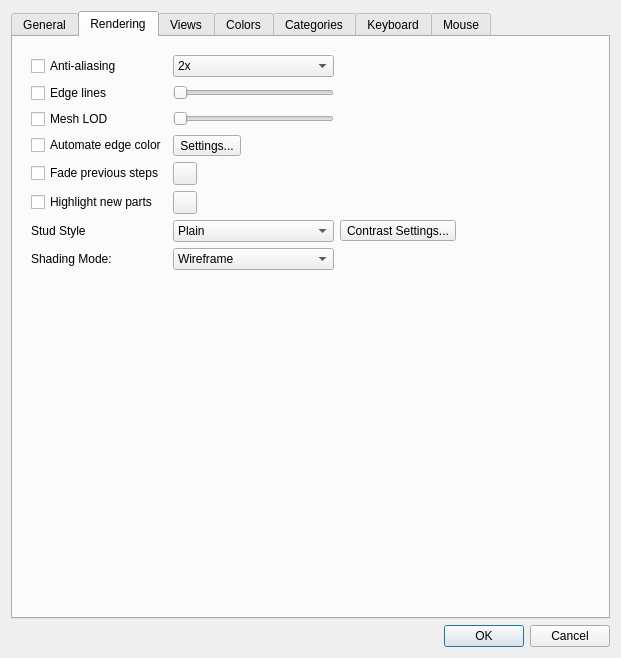
Before: the Qt Designer form qt/lc_qpreferencesdialog.ui in leozide/leocad, drawn with Qt 5.
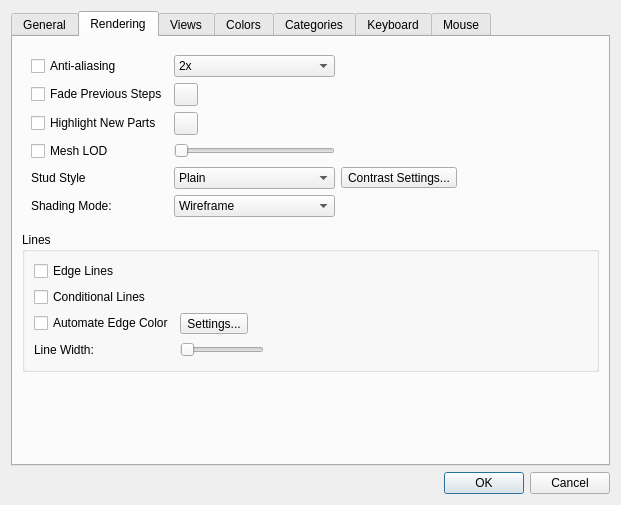
After: the same form once the commit is applied. The open tabs and pages were chosen to show the change. Icons and pictures are not drawn.

Commit message: Added conditional lines option.

The edit to the form file:
```diff
--- a/qt/lc_qpreferencesdialog.ui
+++ b/qt/lc_qpreferencesdialog.ui
@@ -7,7 +7,7 @@
     <x>0</x>
     <y>0</y>
     <width>621</width>
-    <height>658</height>
+    <height>503</height>
    </rect>
   </property>
   <property name="windowTitle">
@@ -333,7 +333,77 @@
        <item>
         <widget class="QWidget" name="widget" native="true">
          <layout class="QGridLayout" name="gridLayout">
-          <item row="11" column="0">
+          <item row="13" column="2">
+           <widget class="QToolButton" name="HighContrastButton">
+            <property name="text">
+             <string>Contrast Settings...</string>
+            </property>
+           </widget>
+          </item>
+          <item row="14" column="1">
+           <widget class="QComboBox" name="ShadingMode">
+            <item>
+             <property name="text">
+              <string>Wireframe</string>
+             </property>
+            </item>
+            <item>
+             <property name="text">
+              <string>Flat Shading</string>
+             </property>
+            </item>
+            <item>
+             <property name="text">
+              <string>Default Lights</string>
+             </property>
+            </item>
+           </widget>
+          </item>
+          <item row="13" column="1">
+           <widget class="QComboBox" name="studStyleCombo">
+            <item>
+             <property name="text">
+              <string>Plain</string>
+             </property>
+            </item>
+            <item>
+             <property name="text">
+              <string>Thin Lines Logo</string>
+             </property>
+            </item>
+            <item>
+             <property name="text">
+              <string>Outline Logo</string>
+             </property>
+            </item>
+            <item>
+             <property name="text">
+              <string>Sharp Top Logo</string>
+             </property>
+            </item>
+            <item>
+             <property name="text">
+              <string>Rounded Top Logo</string>
+             </property>
+            </item>
+            <item>
+             <property name="text">
+              <string>Flattened Logo</string>
+             </property>
+            </item>
+            <item>
+             <property name="text">
+              <string>High Contrast</string>
+             </property>
+            </item>
+            <item>
+             <property name="text">
+              <string>High Contrast with Logo</string>
+             </property>
+            </item>
+           </widget>
+          </item>
+          <item row="14" column="0">
            <widget class="QLabel" name="label_3">
             <property name="text">
              <string>Shading Mode:</string>
@@ -353,34 +423,13 @@
             </property>
            </spacer>
           </item>
-          <item row="2" column="0">
-           <widget class="QCheckBox" name="edgeLines">
-            <property name="text">
-             <string>Edge lines</string>
-            </property>
-           </widget>
-          </item>
-          <item row="2" column="3">
-           <widget class="QLabel" name="LineWidthLabel">
-            <property name="text">
-             <string/>
-            </property>
-           </widget>
-          </item>
-          <item row="10" column="0">
+          <item row="13" column="0">
            <widget class="QLabel" name="label_24">
             <property name="text">
              <string>Stud Style</string>
             </property>
            </widget>
           </item>
-          <item row="8" column="1">
-           <widget class="QToolButton" name="FadeStepsColor">
-            <property name="text">
-             <string/>
-            </property>
-           </widget>
-          </item>
           <item row="0" column="0">
            <widget class="QCheckBox" name="antiAliasing">
             <property name="text">
@@ -388,50 +437,6 @@
             </property>
            </widget>
           </item>
-          <item row="8" column="0">
-           <widget class="QCheckBox" name="FadeSteps">
-            <property name="text">
-             <string>Fade previous steps</string>
-            </property>
-           </widget>
-          </item>
-          <item row="3" column="0">
-           <widget class="QCheckBox" name="MeshLOD">
-            <property name="text">
-             <string>Mesh LOD</string>
-            </property>
-           </widget>
-          </item>
-          <item row="3" column="1">
-           <widget class="QSlider" name="MeshLODSlider">
-            <property name="sizePolicy">
-             <sizepolicy hsizetype="Minimum" vsizetype="Fixed">
-              <horstretch>0</horstretch>
-              <verstretch>0</verstretch>
-             </sizepolicy>
-            </property>
-            <property name="orientation">
-             <enum>Qt::Horizontal</enum>
-            </property>
-            <property name="tickPosition">
-             <enum>QSlider::NoTicks</enum>
-            </property>
-           </widget>
-          </item>
-          <item row="9" column="1">
-           <widget class="QToolButton" name="HighlightNewPartsColor">
-            <property name="text">
-             <string/>
-            </property>
-           </widget>
-          </item>
-          <item row="9" column="0">
-           <widget class="QCheckBox" name="HighlightNewParts">
-            <property name="text">
-             <string>Highlight new parts</string>
-            </property>
-           </widget>
-          </item>
           <item row="0" column="1">
            <widget class="QComboBox" name="antiAliasingSamples">
             <item>
@@ -451,58 +456,108 @@
             </item>
            </widget>
           </item>
-          <item row="3" column="3">
-           <widget class="QLabel" name="MeshLODLabel">
+          <item row="11" column="1">
+           <widget class="QToolButton" name="HighlightNewPartsColor">
             <property name="text">
              <string/>
             </property>
            </widget>
           </item>
+          <item row="11" column="0">
+           <widget class="QCheckBox" name="HighlightNewParts">
+            <property name="text">
+             <string>Highlight New Parts</string>
+            </property>
+           </widget>
+          </item>
+          <item row="12" column="0">
+           <widget class="QCheckBox" name="MeshLOD">
+            <property name="text">
+             <string>Mesh LOD</string>
+            </property>
+           </widget>
+          </item>
+          <item row="12" column="1">
+           <widget class="QSlider" name="MeshLODSlider">
+            <property name="sizePolicy">
+             <sizepolicy hsizetype="Minimum" vsizetype="Fixed">
+              <horstretch>0</horstretch>
+              <verstretch>0</verstretch>
+             </sizepolicy>
+            </property>
+            <property name="orientation">
+             <enum>Qt::Horizontal</enum>
+            </property>
+            <property name="tickPosition">
+             <enum>QSlider::NoTicks</enum>
+            </property>
+           </widget>
+          </item>
           <item row="10" column="1">
-           <widget class="QComboBox" name="studStyleCombo">
-            <item>
-             <property name="text">
-              <string>Plain</string>
-             </property>
-            </item>
-            <item>
-             <property name="text">
-              <string>Thin Lines Logo</string>
-             </property>
-            </item>
-            <item>
-             <property name="text">
-              <string>Outline Logo</string>
-             </property>
-            </item>
-            <item>
-             <property name="text">
-              <string>Sharp Top Logo</string>
-             </property>
-            </item>
-            <item>
-             <property name="text">
-              <string>Rounded Top Logo</string>
-             </property>
-            </item>
-            <item>
-             <property name="text">
-              <string>Flattened Logo</string>
-             </property>
-            </item>
-            <item>
-             <property name="text">
-              <string>High Contrast</string>
-             </property>
-            </item>
-            <item>
-             <property name="text">
-              <string>High Contrast with Logo</string>
-             </property>
-            </item>
+           <widget class="QToolButton" name="FadeStepsColor">
+            <property name="text">
+             <string/>
+            </property>
            </widget>
           </item>
-          <item row="2" column="1">
+          <item row="10" column="0">
+           <widget class="QCheckBox" name="FadeSteps">
+            <property name="text">
+             <string>Fade Previous Steps</string>
+            </property>
+           </widget>
+          </item>
+          <item row="12" column="2">
+           <widget class="QLabel" name="MeshLODLabel">
+            <property name="text">
+             <string/>
+            </property>
+           </widget>
+          </item>
+         </layout>
+        </widget>
+       </item>
+       <item>
+        <widget class="QGroupBox" name="groupBox_8">
+         <property name="title">
+          <string>Lines</string>
+         </property>
+         <layout class="QGridLayout" name="gridLayout_5">
+          <item row="3" column="2">
+           <widget class="QLabel" name="LineWidthLabel">
+            <property name="text">
+             <string/>
+            </property>
+           </widget>
+          </item>
+          <item row="1" column="0">
+           <widget class="QCheckBox" name="ConditionalLinesCheckBox">
+            <property name="text">
+             <string>Conditional Lines</string>
+            </property>
+           </widget>
+          </item>
+          <item row="3" column="3">
+           <spacer name="horizontalSpacer_9">
+            <property name="orientation">
+             <enum>Qt::Horizontal</enum>
+            </property>
+            <property name="sizeHint" stdset="0">
+             <size>
+              <width>40</width>
+              <height>20</height>
+             </size>
+            </property>
+           </spacer>
+          </item>
+          <item row="3" column="0">
+           <widget class="QLabel" name="label_26">
+            <property name="text">
+             <string>Line Width:</string>
+            </property>
+           </widget>
+          </item>
+          <item row="3" column="1">
            <widget class="QSlider" name="LineWidthSlider">
             <property name="sizePolicy">
              <sizepolicy hsizetype="Minimum" vsizetype="Fixed">
@@ -518,46 +573,27 @@
             </property>
            </widget>
           </item>
-          <item row="7" column="1">
+          <item row="0" column="0">
+           <widget class="QCheckBox" name="edgeLines">
+            <property name="text">
+             <string>Edge Lines</string>
+            </property>
+           </widget>
+          </item>
+          <item row="2" column="0">
+           <widget class="QCheckBox" name="AutomateEdgeColor">
+            <property name="text">
+             <string>Automate Edge Color</string>
+            </property>
+           </widget>
+          </item>
+          <item row="2" column="1">
            <widget class="QToolButton" name="AutomateEdgeColorButton">
             <property name="text">
              <string>Settings...</string>
             </property>
            </widget>
           </item>
-          <item row="7" column="0">
-           <widget class="QCheckBox" name="AutomateEdgeColor">
-            <property name="text">
-             <string>Automate edge color</string>
-            </property>
-           </widget>
-          </item>
-          <item row="10" column="2">
-           <widget class="QToolButton" name="HighContrastButton">
-            <property name="text">
-             <string>Contrast Settings...</string>
-            </property>
-           </widget>
-          </item>
-          <item row="11" column="1">
-           <widget class="QComboBox" name="ShadingMode">
-            <item>
-             <property name="text">
-              <string>Wireframe</string>
-             </property>
-            </item>
-            <item>
-             <property name="text">
-              <string>Flat Shading</string>
-             </property>
-            </item>
-            <item>
-             <property name="text">
-              <string>Default Lights</string>
-             </property>
-            </item>
-           </widget>
-          </item>
          </layout>
         </widget>
        </item>
```
Left out of the diff: 21 changed lines with no effect on the pictures. The commit also changes 7 other files.
